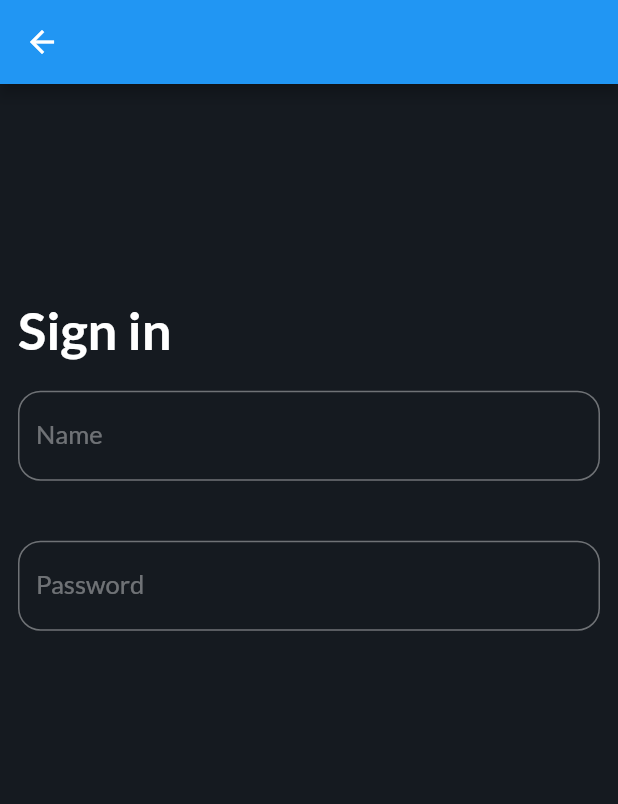
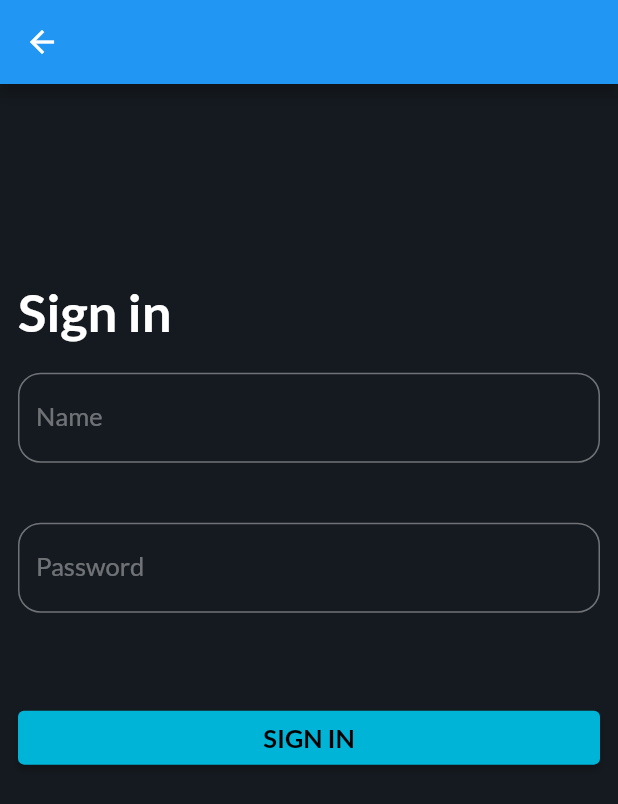
Before and after one commit to AlbertCayuela/CryptoTest, a Flutter app: the SignInScreen screen opened by its route, on a phone screen of 412 x 824 dp. Shown: the top 804 px of the screen. Run offline on Flutter 3.47's test engine with Material 2 defaults, Android fonts, the phone set to English and light mode, and no system bars; our stand-ins replace flutter_svg.

Commit message:
sign in screen

```diff
--- a/flutter_application/lib/main.dart
+++ b/flutter_application/lib/main.dart
@@ -1,5 +1,6 @@
 import 'package:flutter/material.dart';
 import 'package:flutter_application/screens/authentication/sign_in_screen.dart';
+import 'package:flutter_application/screens/crypto_selector_screen.dart';
 import 'package:flutter_application/screens/first_screen.dart';
 import 'package:flutter_application/themes.dart';
 
@@ -16,8 +17,9 @@ class MyApp extends StatelessWidget {
       routes: {
         '/first_screen': (context) => FirstScreen(),
         '/signin_screen': (context) => SignInScreen(),
+        '/crypto_selector_screen': (context) => CryptoSelectorScreen(),
       },
-      initialRoute: 'first_screen',
+      initialRoute: '/first_screen',
       home: FirstScreen(),
     );
   }
--- a/flutter_application/lib/screens/authentication/sign_in_screen.dart
+++ b/flutter_application/lib/screens/authentication/sign_in_screen.dart
@@ -18,7 +18,7 @@ class SignInScreen extends StatelessWidget {
             child: Column(
               crossAxisAlignment: CrossAxisAlignment.stretch,
               children: [
-                Spacer(),
+                Spacer(flex: 2),
                 Text(
                   'Sign in',
                   style: Theme.of(context)
@@ -57,7 +57,21 @@ class SignInScreen extends StatelessWidget {
                     ),
                   ),
                 ),
-                Spacer(flex: 3),
+                Spacer(),
+                ElevatedButton(
+                  onPressed: () => Navigator.pushNamedAndRemoveUntil(
+                      context, '/crypto_selector_screen', (route) => false),
+                  style: ButtonStyle(
+                    backgroundColor:
+                        MaterialStateProperty.all<Color>(Color(0xFF00B4D8)),
+                  ),
+                  child: Text(
+                    'SIGN IN',
+                    style: Theme.of(context).textTheme.bodyText1?.copyWith(
+                        color: Colors.black, fontWeight: FontWeight.bold),
+                  ),
+                ),
+                Spacer(flex: 5),
               ],
             ),
           ),
--- a/flutter_application/lib/screens/first_screen.dart
+++ b/flutter_application/lib/screens/first_screen.dart
@@ -45,7 +45,7 @@ class FirstScreen extends StatelessWidget {
                   ),
                 ),
                 Spacer(flex: 4),
-                OutlinedButton(
+                ElevatedButton(
                   onPressed: () =>
                       Navigator.pushNamed(context, '/signin_screen'),
                   style: ButtonStyle(
@@ -58,7 +58,7 @@ class FirstScreen extends StatelessWidget {
                         color: Colors.black, fontWeight: FontWeight.bold),
                   ),
                 ),
-                OutlinedButton(
+                ElevatedButton(
                     onPressed: () {},
                     style: ButtonStyle(
                       backgroundColor:
```
Also changed, not shown: flutter_application/lib/screens/crypto_selector_screen.dart (added, +25 -0 lines).
